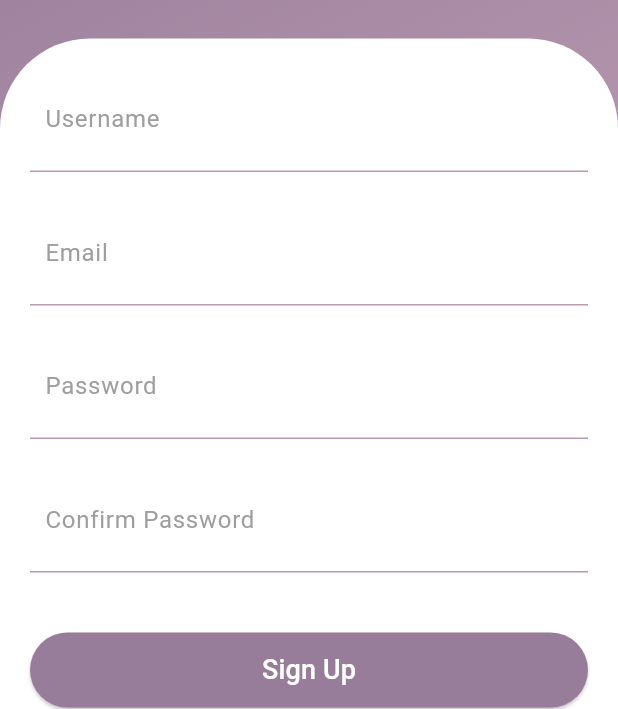
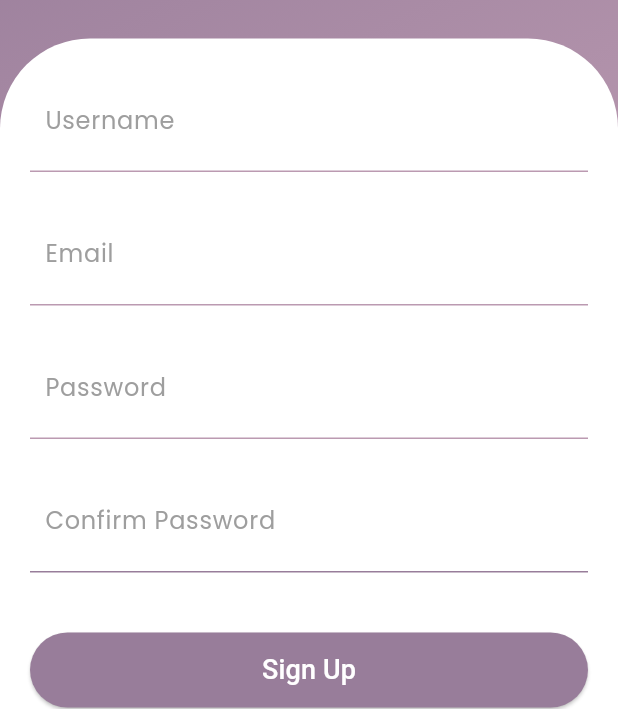
Before and after one commit to almaaaddara/CookEase, a Flutter app: the screen it shows after launch, after a tap on "Register", on a phone screen of 412 x 824 dp. Shown: the part 317-1026 px from the top of the screen. Run offline on Flutter 3.47's test engine with Material 3 defaults, Android fonts, the light colour scheme and no system bars; our stand-ins replace image_picker.

Commit message:
update login page

```diff
--- a/lib/main.dart
+++ b/lib/main.dart
@@ -14,7 +14,16 @@ class MyApp extends StatelessWidget {
     return MaterialApp(
       title: 'CookEase',
       theme: ThemeData(
-        fontFamily: ('Roboto'),
+        textTheme: const TextTheme(
+          bodyText1: TextStyle(fontFamily: 'Poppins'),
+          headline1: TextStyle(
+              fontFamily: 'Poppins', fontSize: 24, fontWeight: FontWeight.bold),
+          headline2: TextStyle(
+              fontFamily: 'Poppins',
+              fontSize: 20,
+              fontWeight: FontWeight.w500,
+              fontStyle: FontStyle.italic),
+        ),
         useMaterial3: true,
       ),
       debugShowCheckedModeBanner: false,
--- a/lib/screen/login.dart
+++ b/lib/screen/login.dart
@@ -1,4 +1,5 @@
 import 'package:flutter/material.dart';
+import 'package:mama_recipe/utils/color_theme.dart';
 import 'package:mama_recipe/screen/regist.dart';
 import 'package:mama_recipe/screen/bottomnavbar.dart';
 
@@ -10,6 +11,8 @@ class LoginPage extends StatefulWidget {
 }
 
 class _LoginPageState extends State<LoginPage> {
+  bool _isObscure = true;
+
   @override
   Widget build(BuildContext context) {
     return Scaffold(
@@ -20,37 +23,35 @@ class _LoginPageState extends State<LoginPage> {
           gradient: LinearGradient(
             begin: Alignment.topCenter,
             colors: [
-              Color(0xFF987D9A), // Warna pertama
-              Color(0xFFBB9AB1), // Warna kedua
+              AppColor.light, // Warna pertama
+              AppColor.bgLight, // Warna kedua
             ],
           ),
         ),
-        // Tittle Text
+        // Logo
         child: Column(
           children: <Widget>[
             const SizedBox(height: 80),
-            Padding(
-              padding: const EdgeInsets.all(20),
-              child: Column(
-                crossAxisAlignment: CrossAxisAlignment.start,
-                children: const <Widget>[
-                  Text(
-                    "Login",
-                    style: TextStyle(color: Colors.white, fontSize: 40),
-                  ),
-                  SizedBox(height: 10),
-                ],
-              ),
+            Image.asset(
+              'assets/logo.png', // Path gambar logo
+              height: 130, // Tinggi logo
+              width: 130, // Lebar logo
             ),
-            const SizedBox(height: 70),
-            // Login Field (Kotak Putih)
+            const SizedBox(height: 15),
+            Text("Cook with Ease, Savor Every Bite!",
+                style: Theme.of(context)
+                    .textTheme
+                    .headline2!
+                    .copyWith(color: AppColor.primary)),
+            const SizedBox(height: 25),
+            // Login Container (Kotak Putih)
             Expanded(
               child: Container(
                 decoration: const BoxDecoration(
                   color: Colors.white,
                   borderRadius: BorderRadius.only(
-                    topLeft: Radius.circular(60),
-                    topRight: Radius.circular(60),
+                    topLeft: Radius.circular(20),
+                    topRight: Radius.circular(20),
                   ),
                 ),
                 // Text Field Login Form
@@ -59,41 +60,71 @@ class _LoginPageState extends State<LoginPage> {
                     padding: const EdgeInsets.all(20),
                     child: Column(
                       children: <Widget>[
+                        Text("Login Your Account",
+                            style: Theme.of(context)
+                                .textTheme
+                                .headline1!
+                                .copyWith(color: AppColor.primary)),
+                        const SizedBox(height: 25),
                         // Email
                         Container(
                           padding: const EdgeInsets.all(10),
-                          decoration: BoxDecoration(
-                            border: Border(
-                              bottom: BorderSide(color: Color(0xFFBB9AB1)),
+                          child: TextField(
+                            decoration: InputDecoration(
+                              prefixIcon:
+                                  Icon(Icons.person, color: AppColor.primary),
+                              labelText: "Email",
+                              labelStyle: TextStyle(color: AppColor.primary),
+                              hintText: "example@gmail.com",
+                              hintStyle:
+                                  TextStyle(color: AppColor.textSecondary),
+                              border: OutlineInputBorder(
+                                borderRadius: BorderRadius.circular(10),
+                              ),
+                              // fillColor: AppColor.bgLight,
+                              // filled: true,
                             ),
                           ),
-                          child: const TextField(
+                        ),
+                        const SizedBox(height: 5),
+                        // Password
+                        Container(
+                          padding: const EdgeInsets.all(10),
+                          child: TextField(
+                            obscureText:
+                                _isObscure, // Mengatur status visibilitas
                             decoration: InputDecoration(
-                              hintText: "Email",
-                              hintStyle: TextStyle(color: Colors.grey),
-                              border: InputBorder.none,
+                              prefixIcon: Icon(
+                                Icons.fingerprint,
+                                color: AppColor.primary,
+                              ),
+                              labelText: "Password",
+                              labelStyle: TextStyle(color: AppColor.primary),
+                              hintText: "*****",
+                              hintStyle:
+                                  TextStyle(color: AppColor.textSecondary),
+                              border: OutlineInputBorder(
+                                borderRadius: BorderRadius.circular(10),
+                              ),
+                              // Ikon untuk mengubah visibilitas password
+                              suffixIcon: IconButton(
+                                icon: Icon(
+                                  _isObscure
+                                      ? Icons.visibility
+                                      : Icons.visibility_off,
+                                  color: AppColor.secondary,
+                                ),
+                                onPressed: () {
+                                  setState(() {
+                                    _isObscure =
+                                        !_isObscure; // Toggle visibility
+                                  });
+                                },
+                              ),
                             ),
                           ),
                         ),
                         const SizedBox(height: 20),
-                        // Password
-                        Container(
-                          padding: const EdgeInsets.all(10),
-                          decoration: BoxDecoration(
-                            border: Border(
-                              bottom: BorderSide(color: Color(0xFFBB9AB1)),
-                            ),
-                          ),
-                          child: const TextField(
-                            obscureText: true,
-                            decoration: InputDecoration(
-                              hintText: "Password",
-                              hintStyle: TextStyle(color: Colors.grey),
-                              border: InputBorder.none,
-                            ),
-                          ),
-                        ),
-                        const SizedBox(height: 40),
                         // Tombol Login
                         SizedBox(
                           width: double.infinity,
@@ -108,18 +139,14 @@ class _LoginPageState extends State<LoginPage> {
                               );
                             },
                             style: ElevatedButton.styleFrom(
-                              backgroundColor:
-                                  Color(0xFF987D9A), // Warna tombol
-                              shape: RoundedRectangleBorder(
-                                borderRadius: BorderRadius.circular(30.0),
-                              ),
-                            ),
-                            child: const Text(
+                                backgroundColor: AppColor.primary,
+                                shape: RoundedRectangleBorder()),
+                            child: Text(
                               "Login",
-                              style: TextStyle(
-                                color: Colors.white,
-                                fontSize: 18,
-                              ),
+                              style: Theme.of(context)
+                                  .textTheme
+                                  .bodyText1!
+                                  .copyWith(color: Colors.white),
                             ),
                           ),
                         ),
@@ -128,9 +155,12 @@ class _LoginPageState extends State<LoginPage> {
                         Row(
                           mainAxisAlignment: MainAxisAlignment.center,
                           children: <Widget>[
-                            const Text(
+                            Text(
                               "Don't have an account? ",
-                              style: TextStyle(color: Colors.grey),
+                              style: Theme.of(context)
+                                  .textTheme
+                                  .bodyText1!
+                                  .copyWith(color: AppColor.secondary),
                             ),
                             GestureDetector(
                               onTap: () {
@@ -144,7 +174,7 @@ class _LoginPageState extends State<LoginPage> {
                               child: const Text(
                                 "Register",
                                 style: TextStyle(
-                                  color: Color(0xFF987D9A),
+                                  color: AppColor.primary,
                                   fontWeight: FontWeight.bold,
                                 ),
                               ),
--- a/lib/screen/regist.dart
+++ b/lib/screen/regist.dart
@@ -1,4 +1,5 @@
 import 'package:flutter/material.dart';
+import 'package:mama_recipe/utils/color_theme.dart';
 
 class RegisterPage extends StatefulWidget {
   const RegisterPage({super.key});
@@ -18,8 +19,8 @@ class _RegisterPageState extends State<RegisterPage> {
           gradient: LinearGradient(
             begin: Alignment.topCenter,
             colors: [
-              Color(0xFF987D9A), // Warna pertama
-              Color(0xFFBB9AB1), // Warna kedua
+              AppColor.primary, // Warna pertama
+              AppColor.secondary, // Warna kedua
             ],
           ),
         ),
@@ -62,13 +63,14 @@ class _RegisterPageState extends State<RegisterPage> {
                           padding: const EdgeInsets.all(10),
                           decoration: const BoxDecoration(
                             border: Border(
-                              bottom: BorderSide(color: Color(0xFFBB9AB1)),
+                              bottom: BorderSide(color: AppColor.secondary),
                             ),
                           ),
                           child: const TextField(
                             decoration: InputDecoration(
                               hintText: "Username",
-                              hintStyle: TextStyle(color: Colors.grey),
+                              hintStyle:
+                                  TextStyle(color: AppColor.textSecondary),
                               border: InputBorder.none,
                             ),
                           ),
@@ -79,13 +81,14 @@ class _RegisterPageState extends State<RegisterPage> {
                           padding: const EdgeInsets.all(10),
                           decoration: const BoxDecoration(
                             border: Border(
-                              bottom: BorderSide(color: Color(0xFFBB9AB1)),
+                              bottom: BorderSide(color: AppColor.secondary),
                             ),
                           ),
                           child: const TextField(
                             decoration: InputDecoration(
                               hintText: "Email",
-                              hintStyle: TextStyle(color: Colors.grey),
+                              hintStyle:
+                                  TextStyle(color: AppColor.textSecondary),
                               border: InputBorder.none,
                             ),
                           ),
@@ -96,14 +99,15 @@ class _RegisterPageState extends State<RegisterPage> {
                           padding: const EdgeInsets.all(10),
                           decoration: const BoxDecoration(
                             border: Border(
-                              bottom: BorderSide(color: Color(0xFFBB9AB1)),
+                              bottom: BorderSide(color: AppColor.secondary),
                             ),
                           ),
                           child: const TextField(
                             obscureText: true,
                             decoration: InputDecoration(
                               hintText: "Password",
-                              hintStyle: TextStyle(color: Colors.grey),
+                              hintStyle:
+                                  TextStyle(color: AppColor.textSecondary),
                               border: InputBorder.none,
                             ),
                           ),
@@ -114,14 +118,15 @@ class _RegisterPageState extends State<RegisterPage> {
                           padding: const EdgeInsets.all(10),
                           decoration: const BoxDecoration(
                             border: Border(
-                              bottom: BorderSide(color: Color(0xFFBB9AB1)),
+                              bottom: BorderSide(color: AppColor.primary),
                             ),
                           ),
                           child: const TextField(
                             obscureText: true,
                             decoration: InputDecoration(
                               hintText: "Confirm Password",
-                              hintStyle: TextStyle(color: Colors.grey),
+                              hintStyle:
+                                  TextStyle(color: AppColor.textSecondary),
                               border: InputBorder.none,
                             ),
                           ),
@@ -134,8 +139,7 @@ class _RegisterPageState extends State<RegisterPage> {
                           child: ElevatedButton(
                             onPressed: () {},
                             style: ElevatedButton.styleFrom(
-                              backgroundColor:
-                                  const Color(0xFF987D9A), // Warna tombol
+                              backgroundColor: AppColor.primary, // Warna tombol
                               shape: RoundedRectangleBorder(
                                 borderRadius: BorderRadius.circular(30.0),
                               ),
@@ -156,7 +160,7 @@ class _RegisterPageState extends State<RegisterPage> {
                           children: <Widget>[
                             const Text(
                               "Already have an account? ",
-                              style: TextStyle(color: Colors.grey),
+                              style: TextStyle(color: AppColor.textSecondary),
                             ),
                             GestureDetector(
                               onTap: () {
@@ -165,7 +169,7 @@ class _RegisterPageState extends State<RegisterPage> {
                               child: const Text(
                                 "Login",
                                 style: TextStyle(
-                                  color: Color(0xFF987D9A),
+                                  color: AppColor.primary,
                                   fontWeight: FontWeight.bold,
                                 ),
                               ),
--- a/lib/utils/color_theme.dart
+++ b/lib/utils/color_theme.dart
@@ -7,7 +7,8 @@ class AppColor {
   static const Color background = Color(0xFFFEFBD8); // #FEFBD8
 
   // Text color
-  static const Color textPrimary = Color(0xff737373); // Adjust if needed
+  static const Color textPrimary = Colors.black;
+  static const Color textSecondary = Colors.grey; // Adjust if needed
 
   // Background color
   static const Color bgLight = Color(0xfff1f5f9); // Adjust if needed
--- a/lib/widgets/last_added.dart
+++ b/lib/widgets/last_added.dart
@@ -27,21 +27,16 @@ class LastAdded extends StatelessWidget {
         ),
         const SizedBox(height: 20),
         SizedBox(
-          height: 260, // Tinggi total widget grid
-          child: GridView.builder(
+          height: 200, // Tinggi untuk setiap item
+          child: ListView.builder(
             scrollDirection: Axis.horizontal,
-            gridDelegate: const SliverGridDelegateWithFixedCrossAxisCount(
-              crossAxisCount: 1,
-              childAspectRatio: 1.3,
-              mainAxisSpacing: 10,
-            ),
             itemCount: foods.length,
             itemBuilder: (context, index) {
               return GestureDetector(
                 onTap: () {}, // Tidak diarahkan ke halaman lain
                 child: Container(
-                  width: 200, // Lebar tiap item
                   margin: const EdgeInsets.only(right: 10),
+                  width: 200,
                   child: Stack(
                     children: [
                       Column(
@@ -99,7 +94,7 @@ class LastAdded extends StatelessWidget {
                                 ),
                               ),
                             ],
-                          ),
+                          )
                         ],
                       ),
                       Positioned(
@@ -110,7 +105,7 @@ class LastAdded extends StatelessWidget {
                           iconSize: 20,
                           icon: const Icon(Icons.favorite),
                         ),
-                      ),
+                      )
                     ],
                   ),
                 ),
```
Also changed, not shown: pubspec.yaml (+15 -11 lines), assets/logo.png (added), fonts/Nunito-Italic-VariableFont_wght.ttf (added), fonts/Nunito-VariableFont_wght.ttf (added), fonts/Poppins-Bold.ttf (added), fonts/Poppins-Italic.ttf (added), fonts/Poppins-Medium.ttf (added), fonts/Poppins-Regular.ttf (added).
